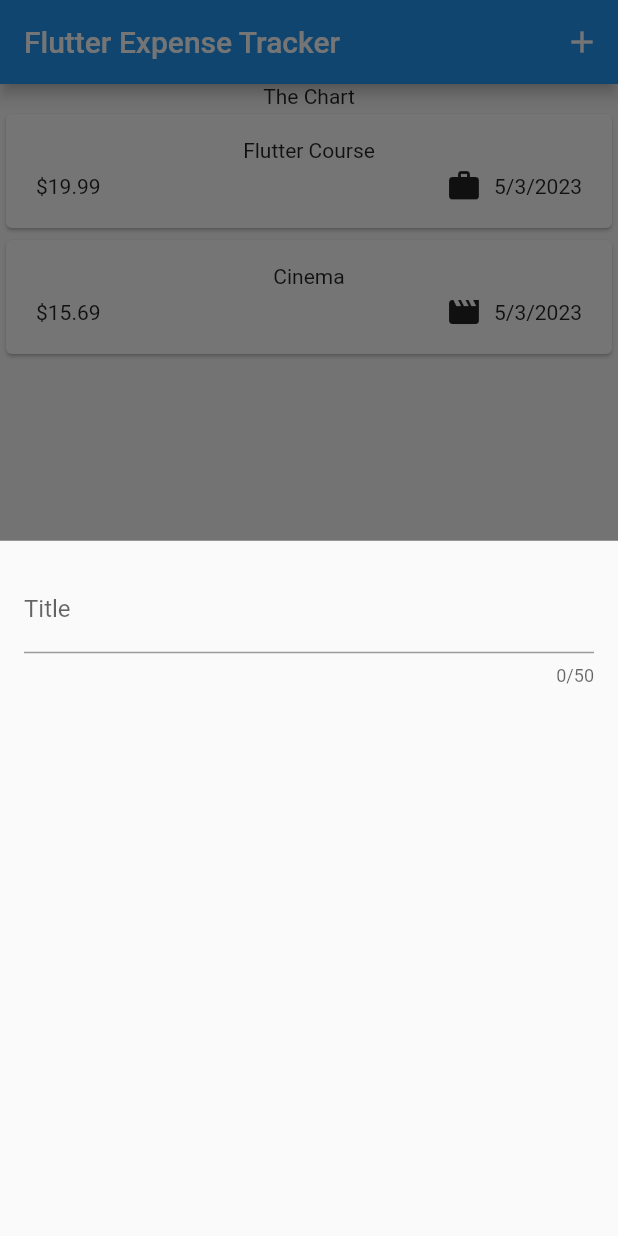
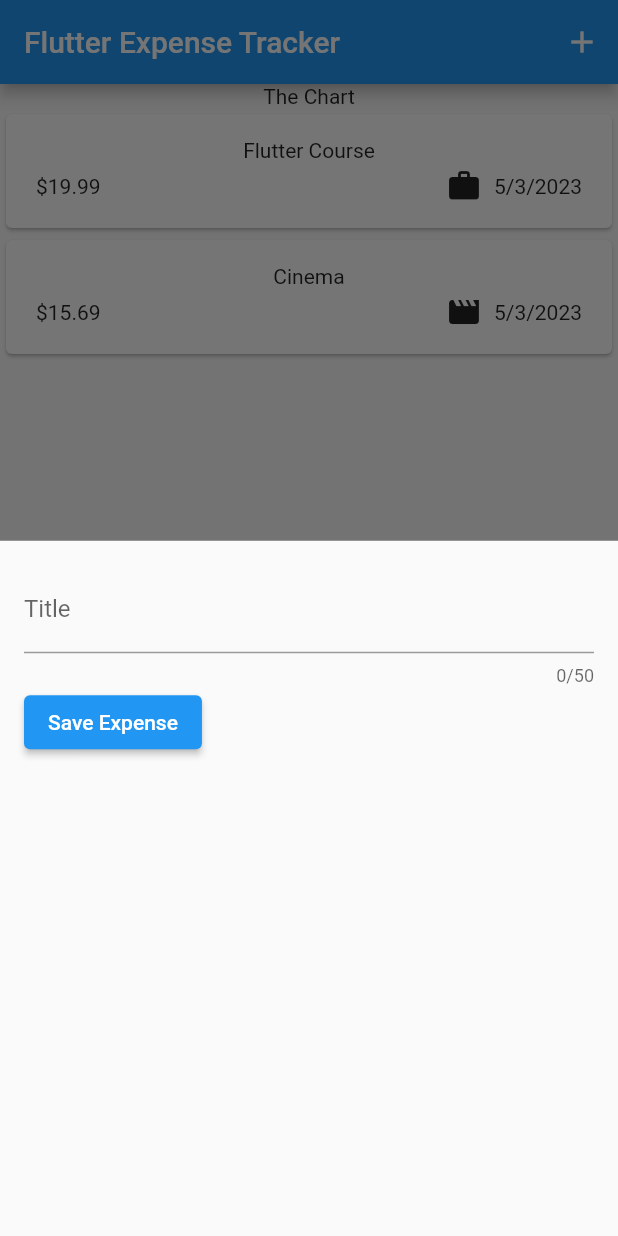
Before and after one commit to godomainz/expense_tracker, a Flutter app: the screen it shows after launch, after a tap on the "add" icon, on a phone screen of 412 x 824 dp. Run offline on Flutter 3.47's test engine with Material 2 defaults, Android fonts, the phone set to English and light mode, and no system bars.

Commit message:
107. Getting User Input on Every Keystroke

```diff
--- a/lib/widgets/new_expense.dart
+++ b/lib/widgets/new_expense.dart
@@ -8,16 +8,32 @@ class NewExpense extends StatefulWidget {
 }
 
 class _NewExpenseState extends State<NewExpense> {
+  var _enteredTitle = "";
+
+  void _saveTitleInput(String inputValue) {
+    _enteredTitle = inputValue;
+  }
+
   @override
   Widget build(BuildContext context) {
     return Padding(
       padding: const EdgeInsets.all(16),
       child: Column(
-        children: const [
+        children: [
           TextField(
+            onChanged: _saveTitleInput,
             maxLength: 50,
-            decoration: InputDecoration(label: Text("Title")),
+            decoration: const InputDecoration(label: Text("Title")),
           ),
+          Row(
+            children: [
+              ElevatedButton(
+                  onPressed: () {
+                    print(_enteredTitle);
+                  },
+                  child: const Text("Save Expense"))
+            ],
+          )
         ],
       ),
     );
```
